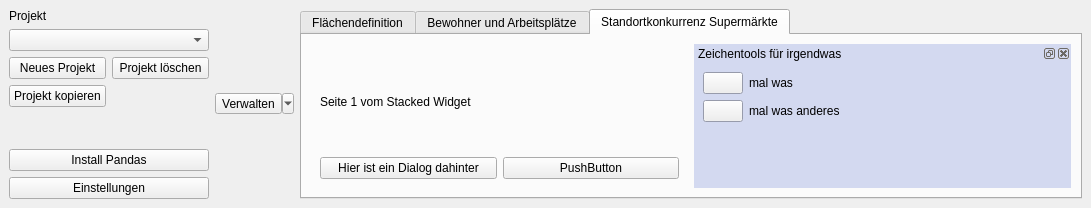
Before: the Qt Designer form projektcheck/ProjektCheck_dockwidget_base.ui in projektcheck/ProjektCheck-QGIS, drawn with Qt 5.
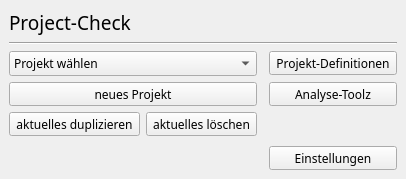
After: the same form once the commit is applied. The open tabs and pages were chosen to show the change. Icons and pictures are not drawn.

Commit message: basic ui design concept: project-management-docker, definitions-docker

Patch:
```diff
--- a/projektcheck/ProjektCheck_dockwidget_base.ui
+++ b/projektcheck/ProjektCheck_dockwidget_base.ui
@@ -6,486 +6,236 @@
    <rect>
     <x>0</x>
     <y>0</y>
-    <width>1091</width>
-    <height>208</height>
+    <width>367</width>
+    <height>179</height>
    </rect>
   </property>
+  <property name="features">
+   <set>QDockWidget::AllDockWidgetFeatures</set>
+  </property>
   <property name="windowTitle">
    <string>Projekt-Check</string>
   </property>
   <widget class="QWidget" name="dockWidgetContents">
-   <layout class="QHBoxLayout" name="horizontalLayout">
-    <item>
-     <layout class="QVBoxLayout" name="verticalLayout">
+   <layout class="QGridLayout" name="gridLayout">
+    <item row="0" column="0" colspan="4">
+     <widget class="QLabel" name="label">
+      <property name="sizePolicy">
+       <sizepolicy hsizetype="Preferred" vsizetype="Fixed">
+        <horstretch>0</horstretch>
+        <verstretch>0</verstretch>
+       </sizepolicy>
+      </property>
+      <property name="font">
+       <font>
+        <family>Raleway</family>
+        <pointsize>14</pointsize>
+        <weight>50</weight>
+        <italic>false</italic>
+        <bold>false</bold>
+        <strikeout>false</strikeout>
+        <kerning>true</kerning>
+       </font>
+      </property>
+      <property name="text">
+       <string>Project-Check</string>
+      </property>
+      <property name="textFormat">
+       <enum>Qt::AutoText</enum>
+      </property>
+     </widget>
+    </item>
+    <item row="1" column="0" colspan="4">
+     <widget class="Line" name="line">
+      <property name="enabled">
+       <bool>true</bool>
+      </property>
+      <property name="sizePolicy">
+       <sizepolicy hsizetype="Preferred" vsizetype="Minimum">
+        <horstretch>0</horstretch>
+        <verstretch>0</verstretch>
+       </sizepolicy>
+      </property>
+      <property name="orientation">
+       <enum>Qt::Horizontal</enum>
+      </property>
+     </widget>
+    </item>
+    <item row="2" column="0" colspan="2">
+     <widget class="QComboBox" name="comboBox">
+      <property name="sizePolicy">
+       <sizepolicy hsizetype="Preferred" vsizetype="Fixed">
+        <horstretch>0</horstretch>
+        <verstretch>15</verstretch>
+       </sizepolicy>
+      </property>
+      <property name="font">
+       <font>
+        <family>Raleway</family>
+       </font>
+      </property>
+      <property name="editable">
+       <bool>false</bool>
+      </property>
+      <property name="currentText">
+       <string>Projekt wählen</string>
+      </property>
+      <property name="maxVisibleItems">
+       <number>10</number>
+      </property>
       <item>
-       <widget class="QLabel" name="label">
-        <property name="text">
-         <string>Projekt</string>
-        </property>
-       </widget>
+       <property name="text">
+        <string comment="0">Projekt wählen</string>
+       </property>
       </item>
       <item>
-       <widget class="QComboBox" name="project_combo">
-        <property name="minimumSize">
-         <size>
-          <width>200</width>
-          <height>0</height>
-         </size>
-        </property>
-       </widget>
+       <property name="text">
+        <string>Projekt Bli</string>
+       </property>
       </item>
       <item>
-       <layout class="QGridLayout" name="gridLayout_2">
-        <item row="0" column="0">
-         <widget class="QPushButton" name="pushButton_3">
-          <property name="text">
-           <string>Neues Projekt</string>
-          </property>
-         </widget>
-        </item>
-        <item row="1" column="0">
-         <widget class="QPushButton" name="pushButton_4">
-          <property name="text">
-           <string>Projekt kopieren</string>
-          </property>
-         </widget>
-        </item>
-        <item row="0" column="1">
-         <widget class="QPushButton" name="pushButton_5">
-          <property name="text">
-           <string>Projekt löschen</string>
-          </property>
-         </widget>
-        </item>
-       </layout>
+       <property name="text">
+        <string>Projekt Bla</string>
+       </property>
       </item>
       <item>
-       <spacer name="verticalSpacer">
-        <property name="orientation">
-         <enum>Qt::Vertical</enum>
-        </property>
-        <property name="sizeHint" stdset="0">
-         <size>
-          <width>20</width>
-          <height>40</height>
-         </size>
-        </property>
-       </spacer>
+       <property name="text">
+        <string>Projekt Blubb</string>
+       </property>
       </item>
-      <item>
-       <widget class="QPushButton" name="pandas_button">
-        <property name="text">
-         <string>Install Pandas</string>
-        </property>
-       </widget>
-      </item>
-      <item>
-       <widget class="QPushButton" name="pushButton_6">
-        <property name="text">
-         <string>Einstellungen</string>
-        </property>
-       </widget>
-      </item>
-     </layout>
+     </widget>
     </item>
-    <item>
+    <item row="2" column="3">
+     <widget class="QToolButton" name="toolButton_5">
+      <property name="sizePolicy">
+       <sizepolicy hsizetype="Fixed" vsizetype="Fixed">
+        <horstretch>0</horstretch>
+        <verstretch>0</verstretch>
+       </sizepolicy>
+      </property>
+      <property name="font">
+       <font>
+        <family>Raleway</family>
+       </font>
+      </property>
+      <property name="text">
+       <string>Projekt-Definitionen</string>
+      </property>
+     </widget>
+    </item>
+    <item row="3" column="0" colspan="2">
      <widget class="QToolButton" name="toolButton">
+      <property name="sizePolicy">
+       <sizepolicy hsizetype="Preferred" vsizetype="Fixed">
+        <horstretch>0</horstretch>
+        <verstretch>0</verstretch>
+       </sizepolicy>
+      </property>
+      <property name="font">
+       <font>
+        <family>Raleway</family>
+       </font>
+      </property>
       <property name="text">
-       <string>Verwalten</string>
+       <string>neues Projekt</string>
       </property>
-      <property name="popupMode">
-       <enum>QToolButton::MenuButtonPopup</enum>
+     </widget>
+    </item>
+    <item row="3" column="2">
+     <spacer name="horizontalSpacer_2">
+      <property name="orientation">
+       <enum>Qt::Horizontal</enum>
       </property>
+      <property name="sizeHint" stdset="0">
+       <size>
+        <width>3</width>
+        <height>17</height>
+       </size>
+      </property>
+     </spacer>
+    </item>
+    <item row="3" column="3">
+     <widget class="QToolButton" name="toolButton_4">
+      <property name="sizePolicy">
+       <sizepolicy hsizetype="Preferred" vsizetype="Fixed">
+        <horstretch>0</horstretch>
+        <verstretch>0</verstretch>
+       </sizepolicy>
+      </property>
+      <property name="font">
+       <font>
+        <family>Raleway</family>
+       </font>
+      </property>
+      <property name="text">
+       <string>Analyse-Toolz</string>
+      </property>
      </widget>
     </item>
-    <item>
-     <widget class="QTabWidget" name="tabWidget">
-      <property name="currentIndex">
-       <number>0</number>
+    <item row="4" column="0">
+     <widget class="QToolButton" name="toolButton_2">
+      <property name="font">
+       <font>
+        <family>Raleway</family>
+       </font>
       </property>
-      <widget class="QWidget" name="area_tab">
-       <property name="styleSheet">
-        <string notr="true"/>
-       </property>
-       <attribute name="title">
-        <string>Flächendefinition</string>
-       </attribute>
-       <layout class="QVBoxLayout" name="verticalLayout_3">
-        <item>
-         <widget class="QLabel" name="label_4">
-          <property name="sizePolicy">
-           <sizepolicy hsizetype="Ignored" vsizetype="Ignored">
-            <horstretch>0</horstretch>
-            <verstretch>0</verstretch>
-           </sizepolicy>
-          </property>
-          <property name="maximumSize">
-           <size>
-            <width>16777215</width>
-            <height>200</height>
-           </size>
-          </property>
-          <property name="text">
-           <string/>
-          </property>
-          <property name="pixmap">
-           <pixmap resource="resources.qrc">:/plugins/ProjektCheck/banner.png</pixmap>
-          </property>
-         </widget>
-        </item>
-       </layout>
-      </widget>
-      <widget class="QWidget" name="inhabitants_tab">
-       <attribute name="title">
-        <string>Bewohner und Arbeitsplätze</string>
-       </attribute>
-       <layout class="QHBoxLayout" name="horizontalLayout_2">
-        <item>
-         <widget class="QToolBox" name="toolBox">
-          <property name="layoutDirection">
-           <enum>Qt::LeftToRight</enum>
-          </property>
-          <property name="currentIndex">
-           <number>0</number>
-          </property>
-          <widget class="QWidget" name="page">
-           <property name="geometry">
-            <rect>
-             <x>0</x>
-             <y>0</y>
-             <width>305</width>
-             <height>60</height>
-            </rect>
-           </property>
-           <attribute name="label">
-            <string>Bewohnerzahl schätzen</string>
-           </attribute>
-           <layout class="QGridLayout" name="gridLayout">
-            <item row="1" column="0">
-             <widget class="QComboBox" name="comboBox">
-              <property name="minimumSize">
-               <size>
-                <width>200</width>
-                <height>0</height>
-               </size>
-              </property>
-             </widget>
-            </item>
-            <item row="0" column="0">
-             <widget class="QLabel" name="label_2">
-              <property name="text">
-               <string>Fläche</string>
-              </property>
-             </widget>
-            </item>
-            <item row="1" column="1">
-             <widget class="QPushButton" name="pushButton">
-              <property name="text">
-               <string>schätz mich</string>
-              </property>
-             </widget>
-            </item>
-            <item row="1" column="2">
-             <spacer name="horizontalSpacer_2">
-              <property name="orientation">
-               <enum>Qt::Horizontal</enum>
-              </property>
-              <property name="sizeHint" stdset="0">
-               <size>
-                <width>40</width>
-                <height>20</height>
-               </size>
-              </property>
-             </spacer>
-            </item>
-           </layout>
-          </widget>
-          <widget class="QWidget" name="page_2">
-           <property name="geometry">
-            <rect>
-             <x>0</x>
-             <y>0</y>
-             <width>305</width>
-             <height>60</height>
-            </rect>
-           </property>
-           <attribute name="label">
-            <string>Arbeitsplätze schätzen</string>
-           </attribute>
-           <layout class="QGridLayout" name="gridLayout_3">
-            <item row="0" column="0">
-             <widget class="QLabel" name="label_6">
-              <property name="text">
-               <string>Fläche</string>
-              </property>
-             </widget>
-            </item>
-            <item row="1" column="0">
-             <widget class="QComboBox" name="comboBox_2">
-              <property name="minimumSize">
-               <size>
-                <width>200</width>
-                <height>0</height>
-               </size>
-              </property>
-             </widget>
-            </item>
-            <item row="1" column="1">
-             <widget class="QPushButton" name="pushButton_8">
-              <property name="text">
-               <string>schätz mich</string>
-              </property>
-             </widget>
-            </item>
-            <item row="1" column="2">
-             <spacer name="horizontalSpacer_5">
-              <property name="orientation">
-               <enum>Qt::Horizontal</enum>
-              </property>
-              <property name="sizeHint" stdset="0">
-               <size>
-                <width>533</width>
-                <height>20</height>
-               </size>
-              </property>
-             </spacer>
-            </item>
-           </layout>
-          </widget>
-         </widget>
-        </item>
-       </layout>
-      </widget>
-      <widget class="QWidget" name="project_tab">
-       <attribute name="title">
-        <string>Standortkonkurrenz Supermärkte</string>
-       </attribute>
-       <layout class="QHBoxLayout" name="horizontalLayout_3">
-        <item>
-         <widget class="QStackedWidget" name="stackedWidget">
-          <property name="frameShadow">
-           <enum>QFrame::Raised</enum>
-          </property>
-          <property name="currentIndex">
-           <number>0</number>
-          </property>
-          <widget class="QWidget" name="page_3">
-           <layout class="QGridLayout" name="gridLayout_4">
-            <item row="1" column="0">
-             <widget class="QPushButton" name="open_dialog">
-              <property name="text">
-               <string>Hier ist ein Dialog dahinter</string>
-              </property>
-             </widget>
-            </item>
-            <item row="1" column="1">
-             <widget class="QPushButton" name="pushButton_10">
-              <property name="text">
-               <string>PushButton</string>
-              </property>
-             </widget>
-            </item>
-            <item row="0" column="0">
-             <widget class="QLabel" name="label_7">
-              <property name="text">
-               <string>Seite 1 vom Stacked Widget</string>
-              </property>
-             </widget>
-            </item>
-           </layout>
-          </widget>
-          <widget class="QWidget" name="page_4">
-           <widget class="QLabel" name="label_8">
-            <property name="geometry">
-             <rect>
-              <x>80</x>
-              <y>20</y>
-              <width>197</width>
-              <height>77</height>
-             </rect>
-            </property>
-            <property name="text">
-             <string>Seite 2 vom Stacked Widget</string>
-            </property>
-           </widget>
-           <widget class="QComboBox" name="comboBox_3">
-            <property name="geometry">
-             <rect>
-              <x>110</x>
-              <y>80</y>
-              <width>69</width>
-              <height>22</height>
-             </rect>
-            </property>
-           </widget>
-          </widget>
-         </widget>
-        </item>
-        <item>
-         <widget class="QDockWidget" name="dockWidget_2">
-          <property name="palette">
-           <palette>
-            <active>
-             <colorrole role="Base">
-              <brush brushstyle="SolidPattern">
-               <color alpha="255">
-                <red>255</red>
-                <green>255</green>
-                <blue>255</blue>
-               </color>
-              </brush>
-             </colorrole>
-             <colorrole role="Window">
-              <brush brushstyle="SolidPattern">
-               <color alpha="255">
-                <red>211</red>
-                <green>217</green>
-                <blue>240</blue>
-               </color>
-              </brush>
-             </colorrole>
-            </active>
-            <inactive>
-             <colorrole role="Base">
-              <brush brushstyle="SolidPattern">
-               <color alpha="255">
-                <red>255</red>
-                <green>255</green>
-                <blue>255</blue>
-               </color>
-              </brush>
-             </colorrole>
-             <colorrole role="Window">
-              <brush brushstyle="SolidPattern">
-               <color alpha="255">
-                <red>211</red>
-                <green>217</green>
-                <blue>240</blue>
-               </color>
-              </brush>
-             </colorrole>
-            </inactive>
-            <disabled>
-             <colorrole role="Base">
-              <brush brushstyle="SolidPattern">
-               <color alpha="255">
-                <red>211</red>
-                <green>217</green>
-                <blue>240</blue>
-               </color>
-              </brush>
-             </colorrole>
-             <colorrole role="Window">
-              <brush brushstyle="SolidPattern">
-               <color alpha="255">
-                <red>211</red>
-                <green>217</green>
-                <blue>240</blue>
-               </color>
-              </brush>
-             </colorrole>
-            </disabled>
-           </palette>
-          </property>
-          <property name="autoFillBackground">
-           <bool>true</bool>
-          </property>
-          <property name="windowTitle">
-           <string>Zeichentools für irgendwas</string>
-          </property>
-          <widget class="QWidget" name="dockWidgetContents_2">
-           <layout class="QVBoxLayout" name="verticalLayout_2">
-            <item>
-             <layout class="QHBoxLayout" name="horizontalLayout_4">
-              <item>
-               <widget class="QPushButton" name="pushButton_2">
-                <property name="text">
-                 <string/>
-                </property>
-                <property name="icon">
-                 <iconset resource="resources.qrc">
-                  <normaloff>:/plugins/ProjektCheck/icon.png</normaloff>:/plugins/ProjektCheck/icon.png</iconset>
-                </property>
-               </widget>
-              </item>
-              <item>
-               <widget class="QLabel" name="label_3">
-                <property name="text">
-                 <string>mal was</string>
-                </property>
-               </widget>
-              </item>
-              <item>
-               <spacer name="horizontalSpacer_3">
-                <property name="orientation">
-                 <enum>Qt::Horizontal</enum>
-                </property>
-                <property name="sizeHint" stdset="0">
-                 <size>
-                  <width>40</width>
-                  <height>20</height>
-                 </size>
-                </property>
-               </spacer>
-              </item>
-             </layout>
-            </item>
-            <item>
-             <layout class="QHBoxLayout" name="horizontalLayout_5">
-              <item>
-               <widget class="QPushButton" name="pushButton_7">
-                <property name="text">
-                 <string/>
-                </property>
-                <property name="icon">
-                 <iconset resource="resources.qrc">
-                  <normaloff>:/plugins/ProjektCheck/icon.png</normaloff>:/plugins/ProjektCheck/icon.png</iconset>
-                </property>
-               </widget>
-              </item>
-              <item>
-               <widget class="QLabel" name="label_5">
-                <property name="text">
-                 <string>mal was anderes</string>
-                </property>
-               </widget>
-              </item>
-              <item>
-               <spacer name="horizontalSpacer_4">
-                <property name="orientation">
-                 <enum>Qt::Horizontal</enum>
-                </property>
-                <property name="sizeHint" stdset="0">
-                 <size>
-                  <width>40</width>
-                  <height>20</height>
-                 </size>
-                </property>
-               </spacer>
-              </item>
-             </layout>
-            </item>
-            <item>
-             <spacer name="verticalSpacer_2">
-              <property name="orientation">
-               <enum>Qt::Vertical</enum>
-              </property>
-              <property name="sizeHint" stdset="0">
-               <size>
-                <width>20</width>
-                <height>40</height>
-               </size>
-              </property>
-             </spacer>
-            </item>
-           </layout>
-          </widget>
-         </widget>
-        </item>
-       </layout>
-      </widget>
+      <property name="text">
+       <string>aktuelles duplizieren</string>
+      </property>
      </widget>
     </item>
+    <item row="4" column="1">
+     <widget class="QToolButton" name="toolButton_3">
+      <property name="sizePolicy">
+       <sizepolicy hsizetype="Preferred" vsizetype="Fixed">
+        <horstretch>0</horstretch>
+        <verstretch>0</verstretch>
+       </sizepolicy>
+      </property>
+      <property name="font">
+       <font>
+        <family>Raleway</family>
+       </font>
+      </property>
+      <property name="text">
+       <string>aktuelles löschen</string>
+      </property>
+      <property name="arrowType">
+       <enum>Qt::NoArrow</enum>
+      </property>
+     </widget>
+    </item>
+    <item row="6" column="3">
+     <widget class="QToolButton" name="toolButton_6">
+      <property name="sizePolicy">
+       <sizepolicy hsizetype="Preferred" vsizetype="Fixed">
+        <horstretch>0</horstretch>
+        <verstretch>0</verstretch>
+       </sizepolicy>
+      </property>
+      <property name="font">
+       <font>
+        <family>Raleway</family>
+       </font>
+      </property>
+      <property name="text">
+       <string>Einstellungen</string>
+      </property>
+     </widget>
+    </item>
+    <item row="5" column="1">
+     <spacer name="verticalSpacer_5">
+      <property name="orientation">
+       <enum>Qt::Vertical</enum>
+      </property>
+      <property name="sizeHint" stdset="0">
+       <size>
+        <width>98</width>
+        <height>0</height>
+       </size>
+      </property>
+     </spacer>
+    </item>
    </layout>
   </widget>
  </widget>
```
Left out of the diff: 3 changed lines with no effect on the pictures. The commit also changes 3 other files.
